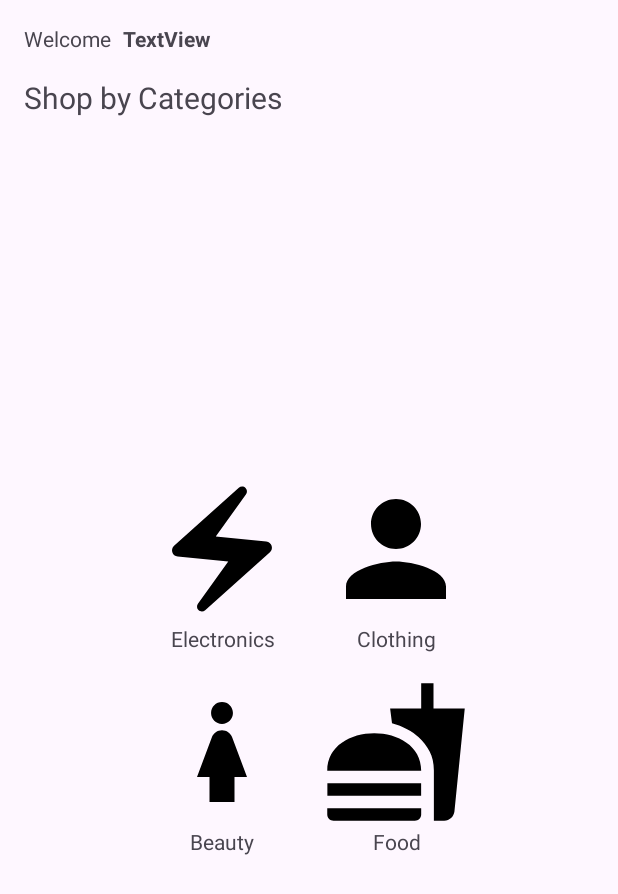
After one commit to vsnappy1/CS473-Mobile-Device-Programming, an Android app: the ShoppingActivity screen opened directly, with no data from a screen before it, on a phone screen of 412 x 824 dp. The commit adds this screen. Shown: the top 894 px of the screen. Run offline under Robolectric (Android 15) with nearby library versions, the phone set to English and light mode, and no system bars.

Commit message:
All 6 task completed.

```diff
--- a/app/build.gradle
+++ b/app/build.gradle
@@ -42,6 +42,7 @@ dependencies {
     implementation 'androidx.appcompat:appcompat:1.6.1'
     implementation 'com.google.android.material:material:1.8.0'
     implementation 'androidx.constraintlayout:constraintlayout:2.1.4'
+    implementation 'androidx.gridlayout:gridlayout:1.0.0'
     testImplementation 'junit:junit:4.13.2'
     androidTestImplementation 'androidx.test.ext:junit:1.1.5'
     androidTestImplementation 'androidx.test.espresso:espresso-core:3.5.1'
--- /dev/null
+++ b/app/src/main/java/com/kumar/mdp/ShoppingActivity.kt
@@ -0,0 +1,34 @@
+package com.kumar.mdp
+
+import androidx.appcompat.app.AppCompatActivity
+import android.os.Bundle
+import android.widget.Toast
+import com.kumar.mdp.databinding.ActivityShoppingBinding
+
+class ShoppingActivity : AppCompatActivity() {
+
+    private lateinit var binding: ActivityShoppingBinding
+    override fun onCreate(savedInstanceState: Bundle?) {
+        super.onCreate(savedInstanceState)
+        binding = ActivityShoppingBinding.inflate(layoutInflater)
+        setContentView(binding.root)
+
+        val email = intent.getStringExtra("email")
+        email?.let {
+            binding.textViewUsername.text = it
+        }
+
+        binding.linearLayoutElectronics.setOnClickListener {
+            Toast.makeText(this, "Electronics category chosen.", Toast.LENGTH_SHORT).show()
+        }
+        binding.linearLayoutClothing.setOnClickListener {
+            Toast.makeText(this, "Clothing category chosen.", Toast.LENGTH_SHORT).show()
+        }
+        binding.linearLayoutBeauty.setOnClickListener {
+            Toast.makeText(this, "Beauty category chosen.", Toast.LENGTH_SHORT).show()
+        }
+        binding.linearLayoutFood.setOnClickListener {
+            Toast.makeText(this, "Food category chosen.", Toast.LENGTH_SHORT).show()
+        }
+    }
+}
--- /dev/null
+++ b/app/src/main/res/drawable/baseline_electric_bolt_24.xml
@@ -0,0 +1,5 @@
+<vector android:height="24dp" android:tint="#000000"
+    android:viewportHeight="24" android:viewportWidth="24"
+    android:width="24dp" xmlns:android="http://schemas.android.com/apk/res/android">
+    <path android:fillColor="@android:color/white" android:pathData="M14.69,2.21L4.33,11.49c-0.64,0.58 -0.28,1.65 0.58,1.73L13,14l-4.85,6.76c-0.22,0.31 -0.19,0.74 0.08,1.01h0c0.3,0.3 0.77,0.31 1.08,0.02l10.36,-9.28c0.64,-0.58 0.28,-1.65 -0.58,-1.73L11,10l4.85,-6.76c0.22,-0.31 0.19,-0.74 -0.08,-1.01l0,0C15.47,1.93 15,1.92 14.69,2.21z"/>
+</vector>
--- /dev/null
+++ b/app/src/main/res/drawable/baseline_fastfood_24.xml
@@ -0,0 +1,5 @@
+<vector android:height="24dp" android:tint="#000000"
+    android:viewportHeight="24" android:viewportWidth="24"
+    android:width="24dp" xmlns:android="http://schemas.android.com/apk/res/android">
+    <path android:fillColor="@android:color/white" android:pathData="M18.06,22.99h1.66c0.84,0 1.53,-0.64 1.63,-1.46L23,5.05h-5L18,1h-1.97v4.05h-4.97l0.3,2.34c1.71,0.47 3.31,1.32 4.27,2.26 1.44,1.42 2.43,2.89 2.43,5.29v8.05zM1,21.99L1,21h15.03v0.99c0,0.55 -0.45,1 -1.01,1L2.01,22.99c-0.56,0 -1.01,-0.45 -1.01,-1zM16.03,14.99c0,-8 -15.03,-8 -15.03,0h15.03zM1.02,17h15v2h-15z"/>
+</vector>
--- /dev/null
+++ b/app/src/main/res/drawable/baseline_girl_24.xml
@@ -0,0 +1,5 @@
+<vector android:height="24dp" android:tint="#000000"
+    android:viewportHeight="24" android:viewportWidth="24"
+    android:width="24dp" xmlns:android="http://schemas.android.com/apk/res/android">
+    <path android:fillColor="@android:color/white" android:pathData="M12,7.5c0.97,0 1.75,-0.78 1.75,-1.75S12.97,4 12,4s-1.75,0.78 -1.75,1.75S11.03,7.5 12,7.5zM14,16v4h-4v-4H8l2.38,-6.38C10.63,8.95 11.28,8.5 12,8.5s1.37,0.45 1.62,1.12L16,16H14z"/>
+</vector>
--- /dev/null
+++ b/app/src/main/res/drawable/baseline_person_24.xml
@@ -0,0 +1,5 @@
+<vector android:height="24dp" android:tint="#000000"
+    android:viewportHeight="24" android:viewportWidth="24"
+    android:width="24dp" xmlns:android="http://schemas.android.com/apk/res/android">
+    <path android:fillColor="@android:color/white" android:pathData="M12,12c2.21,0 4,-1.79 4,-4s-1.79,-4 -4,-4 -4,1.79 -4,4 1.79,4 4,4zM12,14c-2.67,0 -8,1.34 -8,4v2h16v-2c0,-2.66 -5.33,-4 -8,-4z"/>
+</vector>
--- /dev/null
+++ b/app/src/main/res/layout/activity_shopping.xml
@@ -0,0 +1,125 @@
+<?xml version="1.0" encoding="utf-8"?>
+<androidx.constraintlayout.widget.ConstraintLayout xmlns:android="http://schemas.android.com/apk/res/android"
+    xmlns:app="http://schemas.android.com/apk/res-auto"
+    xmlns:tools="http://schemas.android.com/tools"
+    android:layout_width="match_parent"
+    android:layout_height="match_parent"
+    android:padding="16dp"
+    tools:context=".ShoppingActivity">
+
+    <TextView
+        android:id="@+id/textView6"
+        android:layout_width="wrap_content"
+        android:layout_height="wrap_content"
+        android:text="Welcome"
+        app:layout_constraintStart_toStartOf="parent"
+        app:layout_constraintTop_toTopOf="parent" />
+
+    <TextView
+        android:id="@+id/textViewUsername"
+        android:layout_width="wrap_content"
+        android:layout_height="wrap_content"
+        android:layout_marginStart="8dp"
+        android:text="TextView"
+        android:textStyle="bold"
+        app:layout_constraintStart_toEndOf="@+id/textView6"
+        app:layout_constraintTop_toTopOf="parent" />
+
+    <TextView
+        android:id="@+id/textView5"
+        android:layout_width="wrap_content"
+        android:layout_height="wrap_content"
+        android:layout_marginTop="16dp"
+        android:text="Shop by Categories"
+        android:textSize="20sp"
+        app:layout_constraintStart_toStartOf="parent"
+        app:layout_constraintTop_toBottomOf="@+id/textView6" />
+
+    <androidx.gridlayout.widget.GridLayout
+        android:id="@+id/gridLayout"
+        android:layout_width="wrap_content"
+        android:layout_height="wrap_content"
+        app:columnCount="2"
+        app:layout_constraintBottom_toBottomOf="parent"
+        app:layout_constraintEnd_toEndOf="parent"
+        app:layout_constraintStart_toStartOf="parent"
+        app:layout_constraintTop_toBottomOf="@+id/textView5">
+
+        <LinearLayout
+            android:id="@+id/linearLayoutElectronics"
+            android:layout_width="wrap_content"
+            android:layout_height="wrap_content"
+            android:layout_margin="8dp"
+            android:orientation="vertical">
+
+            <ImageView
+                android:layout_width="100dp"
+                android:layout_height="100dp"
+                app:srcCompat="@drawable/baseline_electric_bolt_24" />
+
+            <TextView
+                android:layout_width="match_parent"
+                android:layout_height="wrap_content"
+                android:gravity="center"
+                android:text="Electronics" />
+        </LinearLayout>
+
+        <LinearLayout
+            android:id="@+id/linearLayoutClothing"
+            android:layout_width="wrap_content"
+            android:layout_height="wrap_content"
+            android:layout_margin="8dp"
+            android:orientation="vertical">
+
+            <ImageView
+                android:layout_width="100dp"
+                android:layout_height="100dp"
+                app:srcCompat="@drawable/baseline_person_24" />
+
+            <TextView
+                android:layout_width="match_parent"
+                android:layout_height="wrap_content"
+                android:gravity="center"
+                android:text="Clothing" />
+        </LinearLayout>
+
+        <LinearLayout
+            android:id="@+id/linearLayoutBeauty"
+            android:layout_width="wrap_content"
+            android:layout_height="wrap_content"
+            android:layout_margin="8dp"
+            android:orientation="vertical">
+
+            <ImageView
+                android:layout_width="100dp"
+                android:layout_height="100dp"
+                app:srcCompat="@drawable/baseline_girl_24" />
+
+            <TextView
+                android:layout_width="match_parent"
+                android:layout_height="wrap_content"
+                android:gravity="center"
+                android:text="Beauty" />
+        </LinearLayout>
+
+        <LinearLayout
+            android:id="@+id/linearLayoutFood"
+            android:layout_width="wrap_content"
+            android:layout_height="wrap_content"
+            android:layout_margin="8dp"
+            android:orientation="vertical">
+
+            <ImageView
+                android:layout_width="100dp"
+                android:layout_height="100dp"
+                app:srcCompat="@drawable/baseline_fastfood_24" />
+
+            <TextView
+                android:layout_width="match_parent"
+                android:layout_height="wrap_content"
+                android:gravity="center"
+                android:text="Food" />
+        </LinearLayout>
+    </androidx.gridlayout.widget.GridLayout>
+
+</androidx.constraintlayout.widget.ConstraintLayout>
```
Also changed, not shown: app/src/main/AndroidManifest.xml (+6 -7 lines), app/src/main/java/com/kumar/mdp/SignupActivity.kt (added, +37 -0 lines), app/src/main/java/com/kumar/mdp/TableActivity.kt (deleted, +0 -72 lines), app/src/main/java/com/kumar/mdp/WalmartLoginPage.kt (+67 -1 lines), app/src/main/java/com/kumar/mdp/data/User.kt (added, +8 -0 lines), app/src/main/java/com/kumar/mdp/data/data.kt (added, +9 -0 lines), app/src/main/res/layout/activity_signup.xml (added, +52 -0 lines), app/src/main/res/layout/activity_table.xml (deleted, +0 -54 lines), app/src/main/res/layout/activity_walmart_login_page.xml (+5 -5 lines).
